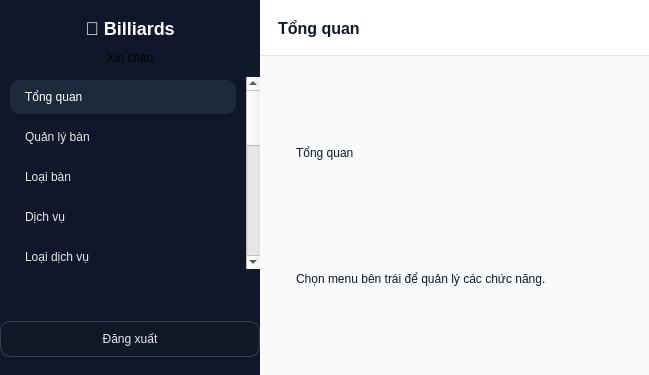
First picture: the form in app/ui/main.ui, repository thaieaut-engineer/Cong-nghe-phan-mem, before the edit.
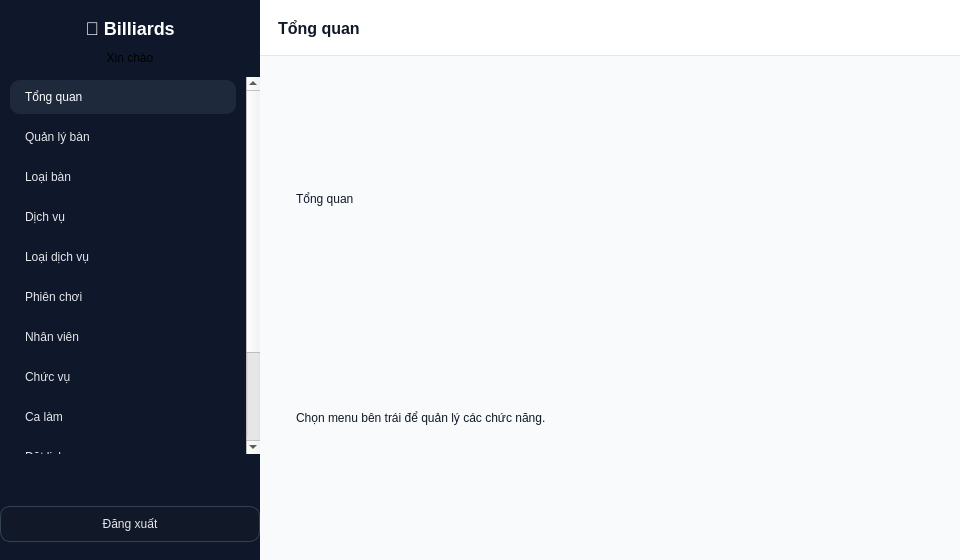
Second picture: the form after the edit.

```diff
--- a/app/ui/main.ui
+++ b/app/ui/main.ui
@@ -5,6 +5,12 @@
   <property name="windowTitle">
    <string>Billiards Manager</string>
   </property>
+  <property name="minimumSize">
+   <size>
+    <width>960</width>
+    <height>560</height>
+   </size>
+  </property>
   <layout class="QHBoxLayout" name="rootLayout">
    <property name="leftMargin">
     <number>0</number>
@@ -29,6 +35,12 @@
        <height>0</height>
       </size>
      </property>
+     <property name="maximumSize">
+      <size>
+       <width>300</width>
+       <height>16777215</height>
+      </size>
+     </property>
      <property name="styleSheet">
       <string notr="true">QFrame#sidebar{background:#0f172a;color:#e5e7eb;} QLabel#lblBrand{font-size:18px;font-weight:700;color:#ffffff;} QListWidget{border:none;background:transparent;} QListWidget::item{padding:10px 12px;border-radius:10px;margin:3px 10px;color:#e5e7eb;} QListWidget::item:selected{background:#1e293b;color:#ffffff;} QPushButton#btnLogout{background:#111827;border:1px solid #334155;color:#e5e7eb;border-radius:10px;padding:10px 12px;} QPushButton#btnLogout:hover{background:#0b1220;}</string>
      </property>
@@ -70,6 +82,12 @@
       </item>
       <item>
        <widget class="QListWidget" name="listMenu">
+        <property name="sizePolicy" stdset="0">
+         <sizepolicy hsizetype="Preferred" vsizetype="Expanding">
+          <horstretch>0</horstretch>
+          <verstretch>1</verstretch>
+         </sizepolicy>
+        </property>
         <property name="currentRow">
          <number>0</number>
         </property>
@@ -160,6 +178,12 @@
    </item>
    <item>
     <widget class="QFrame" name="content">
+     <property name="sizePolicy" stdset="0">
+      <sizepolicy hsizetype="Expanding" vsizetype="Expanding">
+       <horstretch>1</horstretch>
+       <verstretch>1</verstretch>
+      </sizepolicy>
+     </property>
      <property name="styleSheet">
       <string notr="true">QFrame#content{background:#f8fafc;} QLabel{color:#111827;} QFrame#topbar{background:#ffffff;border-bottom:1px solid #e5e7eb;} QStackedWidget{background:transparent;} QFrame.pageCard{background:#ffffff;border:1px solid #e5e7eb;border-radius:16px;} QLabel.pageTitle{font-size:18px;font-weight:700;}</string>
      </property>
@@ -222,6 +246,12 @@
       </item>
       <item>
        <widget class="QStackedWidget" name="stackedPages">
+        <property name="sizePolicy" stdset="0">
+         <sizepolicy hsizetype="Expanding" vsizetype="Expanding">
+          <horstretch>1</horstretch>
+          <verstretch>1</verstretch>
+         </sizepolicy>
+        </property>
         <property name="currentIndex">
          <number>0</number>
         </property>
```
